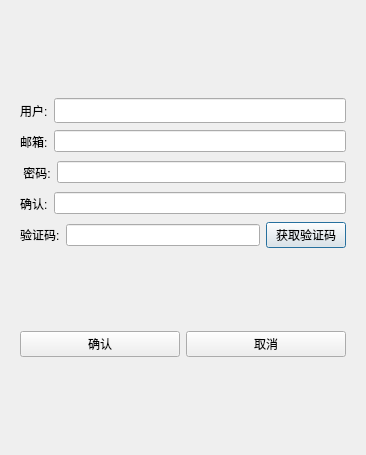
The window that client/registerdialog.ui (xzz2624/zxzchat) describes before a commit, drawn with Qt 5.
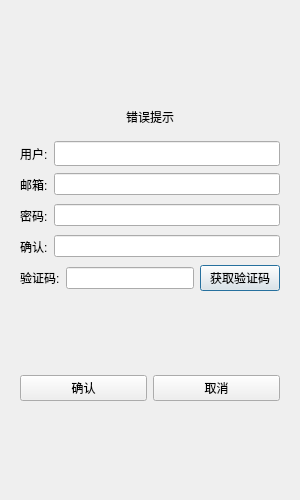
The same window after the commit.

Patch:
```diff
--- a/client/registerdialog.ui
+++ b/client/registerdialog.ui
@@ -6,10 +6,22 @@
    <rect>
     <x>0</x>
     <y>0</y>
-    <width>366</width>
-    <height>455</height>
+    <width>300</width>
+    <height>500</height>
    </rect>
   </property>
+  <property name="minimumSize">
+   <size>
+    <width>300</width>
+    <height>500</height>
+   </size>
+  </property>
+  <property name="maximumSize">
+   <size>
+    <width>300</width>
+    <height>500</height>
+   </size>
+  </property>
   <property name="windowTitle">
    <string>Dialog</string>
   </property>
@@ -33,6 +45,22 @@
            </property>
           </spacer>
          </item>
+         <item>
+          <widget class="QWidget" name="widget" native="true">
+           <layout class="QVBoxLayout" name="verticalLayout_4">
+            <item>
+             <widget class="QLabel" name="err_tip">
+              <property name="text">
+               <string>错误提示</string>
+              </property>
+              <property name="alignment">
+               <set>Qt::AlignmentFlag::AlignCenter</set>
+              </property>
+             </widget>
+            </item>
+           </layout>
+          </widget>
+         </item>
          <item>
           <layout class="QHBoxLayout" name="horizontalLayout">
            <item>
@@ -115,7 +143,7 @@
               </size>
              </property>
              <property name="text">
-              <string> 密码:</string>
+              <string>密码:</string>
              </property>
             </widget>
            </item>
```
Left out of the diff: 7 changed lines with no effect on the pictures.
